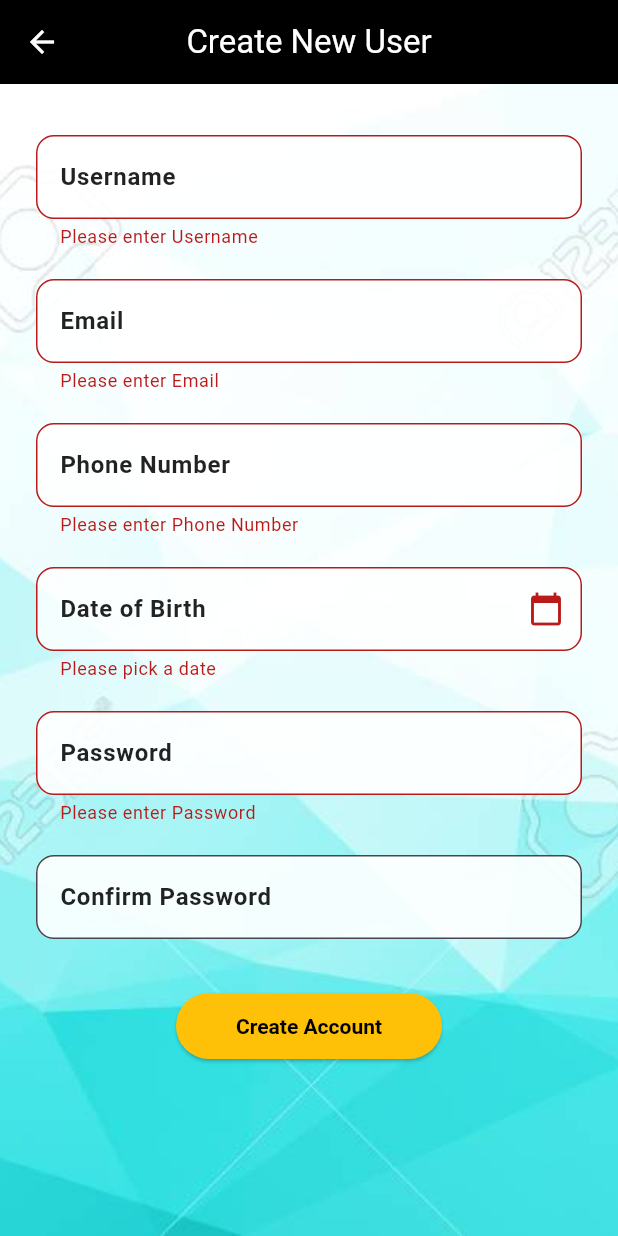
After one commit to Nicklen52/finance_assignment, a Flutter app: the NewUserPage screen opened directly, after a tap on "Create Account", on a phone screen of 412 x 824 dp. The commit adds this screen. Run offline on Flutter 3.47's test engine with Material 3 defaults, Android fonts, the phone set to English and light mode, and no system bars.

Commit message:
Merge remote-tracking branch 'origin/master'
# Conflicts:
#	lib/login.dart
#	lib/main.dart
#	pubspec.lock

```diff
--- /dev/null
+++ b/lib/newuser.dart
@@ -0,0 +1,153 @@
+import 'package:flutter/material.dart';
+
+class NewUserPage extends StatefulWidget {
+  const NewUserPage({super.key});
+
+  @override
+  State<NewUserPage> createState() => _NewUserPageState();
+}
+
+class _NewUserPageState extends State<NewUserPage> {
+  final _formKey = GlobalKey<FormState>();
+  final TextEditingController _usernameController = TextEditingController();
+  final TextEditingController _emailController = TextEditingController();
+  final TextEditingController _phoneController = TextEditingController();
+  final TextEditingController _dobController = TextEditingController();
+  final TextEditingController _passwordController = TextEditingController();
+  final TextEditingController _confirmPasswordController = TextEditingController();
+
+  Future<void> _selectDate(BuildContext context) async {
+    final DateTime? pickedDate = await showDatePicker(
+      context: context,
+      initialDate: DateTime(2000),
+      firstDate: DateTime(1950),
+      lastDate: DateTime.now(),
+    );
+    if (pickedDate != null) {
+      setState(() {
+        _dobController.text = "${pickedDate.toLocal()}".split(' ')[0];
+      });
+    }
+  }
+
+  void _submitForm() {
+    if (_formKey.currentState!.validate()) {
+      // Save new user logic here
+      ScaffoldMessenger.of(context).showSnackBar(
+        const SnackBar(
+          content: Text('Account created successfully!'),
+          backgroundColor: Colors.green,
+          duration: Duration(seconds: 2),
+        ),
+      );
+      Navigator.pop(context);
+    }
+  }
+
+  @override
+  Widget build(BuildContext context) {
+    return Scaffold(
+      backgroundColor: Colors.black,
+      appBar: AppBar(
+        backgroundColor: Colors.transparent,
+        elevation: 0,
+        leading: IconButton(
+          icon: const Icon(Icons.arrow_back, color: Colors.white),
+          onPressed: () {
+            Navigator.pop(context);
+          },
+        ),
+        title: const Text('Create New User', style: TextStyle(color: Colors.white)),
+        centerTitle: true,
+      ),
+      body: Stack(
+        fit: StackFit.expand,
+        children: [
+          Image.asset(
+            'assets/create_new_user.jpg',
+            fit: BoxFit.cover,
+          ),
+          SingleChildScrollView(
+            padding: const EdgeInsets.all(24),
+            child: Form(
+              key: _formKey,
+              child: Column(
+                children: [
+                  _buildTextField(_usernameController, 'Username', inputType: TextInputType.name),
+                  _buildTextField(_emailController, 'Email', inputType: TextInputType.emailAddress),
+                  _buildTextField(_phoneController, 'Phone Number', inputType: TextInputType.phone),
+                  _buildDOBPicker(context),
+                  _buildTextField(_passwordController, 'Password', obscure: true),
+                  _buildTextField(_confirmPasswordController, 'Confirm Password', obscure: true,
+                      validator: (value) {
+                        if (value != _passwordController.text) {
+                          return 'Passwords do not match';
+                        }
+                        return null;
+                      }),
+                  const SizedBox(height: 24),
+                  ElevatedButton(
+                    onPressed: _submitForm,
+                    style: ElevatedButton.styleFrom(
+                      backgroundColor: Colors.amber,
+                      foregroundColor: Colors.black,
+                      padding: const EdgeInsets.symmetric(horizontal: 40, vertical: 14),
+                      textStyle: const TextStyle(fontWeight: FontWeight.bold),
+                    ),
+                    child: const Text('Create Account'),
+                  ),
+                ],
+              ),
+            ),
+          ),
+        ],
+      ),
+    );
+  }
+
+  Widget _buildTextField(TextEditingController controller, String label,
+      {bool obscure = false, TextInputType inputType = TextInputType.text, String? Function(String?)? validator}) {
+    return Padding(
+      padding: const EdgeInsets.symmetric(vertical: 10),
+      child: TextFormField(
+        controller: controller,
+        obscureText: obscure,
+        keyboardType: inputType,
+        validator: validator ?? (value) => value == null || value.isEmpty ? 'Please enter $label' : null,
+        decoration: InputDecoration(
+          labelText: label,
+          labelStyle: const TextStyle(
+            color: Colors.black87, // darker text for visibility
+            fontWeight: FontWeight.bold,
+          ),
+          filled: true,
+          fillColor: Colors.white.withOpacity(0.9),
+          border: OutlineInputBorder(borderRadius: BorderRadius.circular(12)),
+        ),
+      ),
+    );
+  }
+
+  Widget _buildDOBPicker(BuildContext context) {
+    return Padding(
+      padding: const EdgeInsets.symmetric(vertical: 10),
+      child: TextFormField(
+        controller: _dobController,
+        readOnly: true,
+        onTap: () => _selectDate(context),
+        validator: (value) => value == null || value.isEmpty ? 'Please pick a date' : null,
+        decoration: InputDecoration(
+          labelText: 'Date of Birth',
+          labelStyle: const TextStyle(
+            color: Colors.black87,
+            fontWeight: FontWeight.bold,
+          ),
+          filled: true,
+          fillColor: Colors.white.withOpacity(0.8),
+          border: OutlineInputBorder(borderRadius: BorderRadius.circular(12)),
+          suffixIcon: const Icon(Icons.calendar_today),
+        ),
+      ),
+    );
+  }
+}
```
Also changed, not shown: lib/login.dart (+54 -8 lines), lib/profile.dart (added, +29 -0 lines), pubspec.yaml (+2 -7 lines), assets/create_new_user.jpg (added), pubspec.lock.
